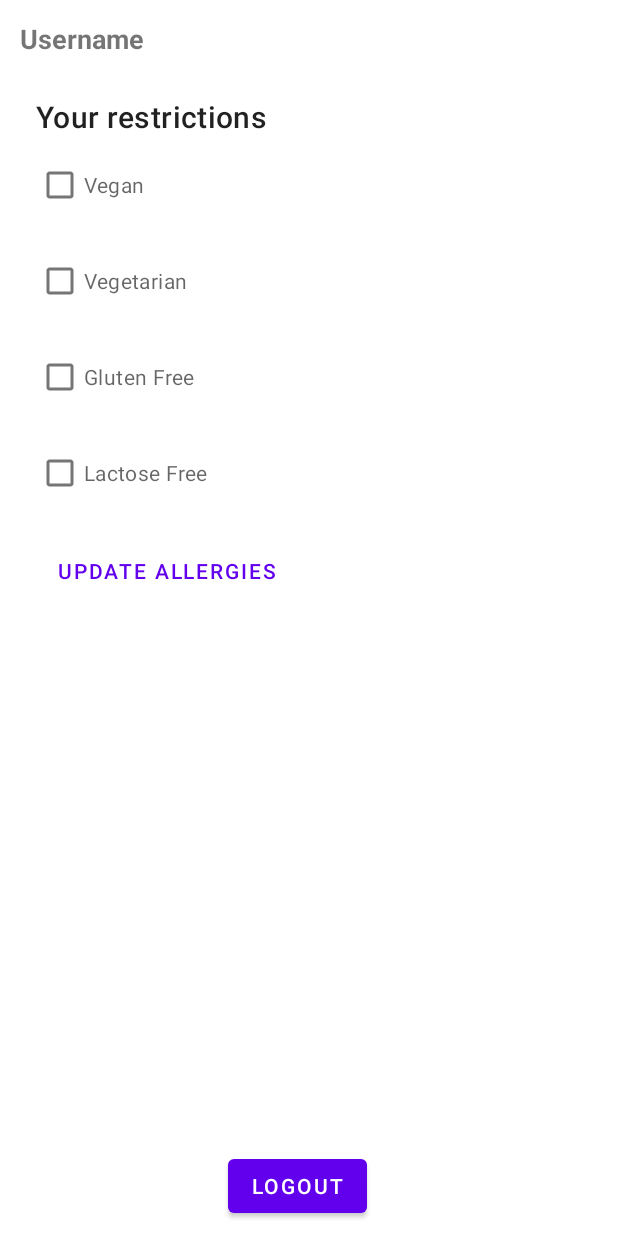
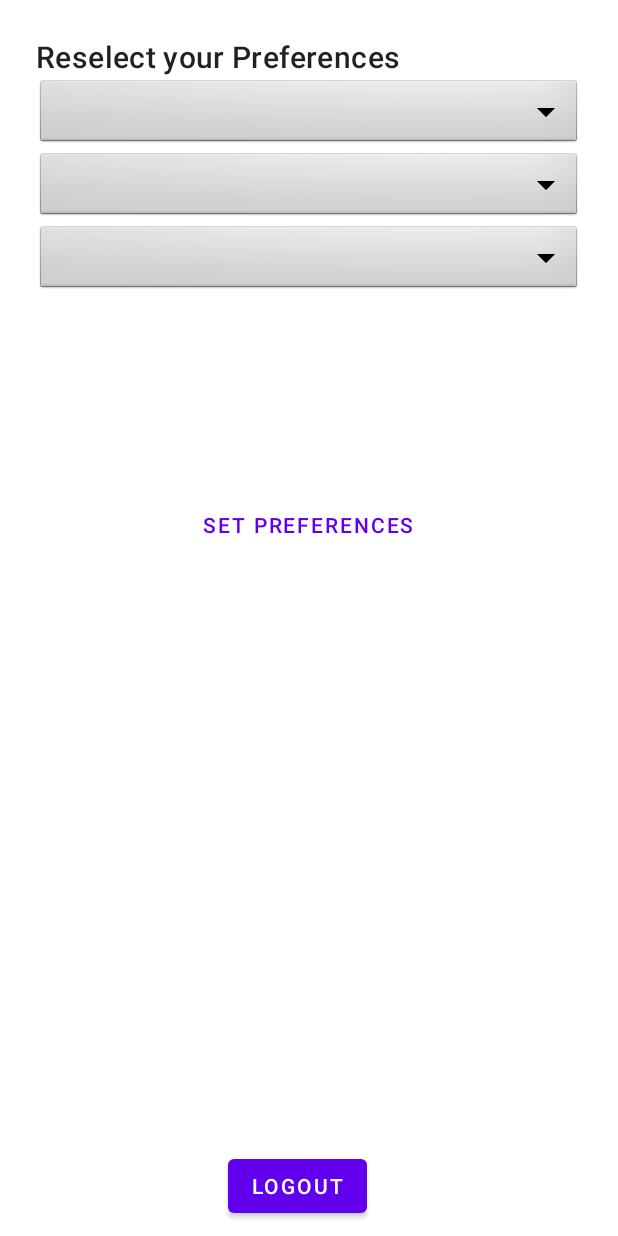
Before and after one commit to beatrice-casey/PennAppHack, an Android app: the layout fragment_settings.xml on its own in the app's theme, with its tools: preview values and no code run, on a phone screen of 412 x 824 dp. Run offline under Robolectric (Android 15) with nearby library versions, the phone set to English and light mode, and no system bars.

Commit message:
settings page and readme

```diff
--- a/app/src/main/res/layout/fragment_settings.xml
+++ b/app/src/main/res/layout/fragment_settings.xml
@@ -5,7 +5,6 @@
     android:layout_height="match_parent"
     android:layout_margin="8dp"
     tools:context=".settings.SettingsFragment">
-
 
     <Button
         android:id="@+id/btnLogout"
@@ -19,95 +18,63 @@
         android:gravity="center"
         android:text="Logout" />
 
-    <TextView
-        android:id="@+id/textView"
-        android:layout_width="wrap_content"
-        android:layout_height="wrap_content"
-        android:layout_alignParentStart="true"
-        android:layout_alignParentTop="true"
-        android:layout_marginStart="5dp"
-        android:layout_marginTop="5dp"
-        android:textSize="18sp"
-        android:textStyle="bold"
-        tools:text="Username" />
-
     <LinearLayout
-        android:id="@+id/selectionLayout"
         android:layout_width="match_parent"
         android:layout_height="wrap_content"
-        android:layout_below="@+id/textView"
-        android:layout_alignParentStart="true"
-        android:layout_marginTop="10dp"
         android:orientation="vertical"
         android:padding="16dp">
 
         <!-- Title, secondary and supporting text -->
+
         <TextView
-            android:id="@+id/tvAllergies"
+            android:id="@+id/tvSelectPreferences"
             android:layout_width="wrap_content"
             android:layout_height="wrap_content"
-            android:text="Your restrictions"
+            android:text="Reselect your Preferences"
             android:textAppearance="?attr/textAppearanceHeadline6" />
 
-        <CheckBox
-            android:id="@+id/cbVegan"
-            android:layout_width="wrap_content"
+        <Spinner
+            android:id="@+id/timeDrop"
+            android:layout_width="match_parent"
             android:layout_height="wrap_content"
-            android:layout_marginTop="8dp"
-            android:text="Vegan"
-            android:textAppearance="?attr/textAppearanceBody2"
-            android:textColor="?android:attr/textColorSecondary" />
+            android:spinnerMode="dropdown"
+            android:background="@android:drawable/btn_dropdown"
+            tools:visibility="visible" />
 
-        <CheckBox
-            android:id="@+id/cbVegetarian"
-            android:layout_width="wrap_content"
+        <Spinner
+            android:id="@+id/priceDrop"
+            android:layout_width="match_parent"
             android:layout_height="wrap_content"
-            android:layout_marginTop="16dp"
-            android:text="Vegetarian"
-            android:textAppearance="?attr/textAppearanceBody2"
-            android:textColor="?android:attr/textColorSecondary" />
+            android:spinnerMode="dropdown"
+            android:background="@android:drawable/btn_dropdown"
+            tools:visibility="visible" />
 
-        <CheckBox
-            android:id="@+id/cbGlutenFree"
-            android:layout_width="wrap_content"
+        <Spinner
+            android:id="@+id/accessDrop"
+            android:layout_width="match_parent"
             android:layout_height="wrap_content"
-            android:layout_marginTop="16dp"
-            android:text="Gluten Free"
-            android:textAppearance="?attr/textAppearanceBody2"
-            android:textColor="?android:attr/textColorSecondary" />
+            android:spinnerMode="dropdown"
+            android:background="@android:drawable/btn_dropdown"
+            tools:visibility="visible" />
+    </LinearLayout>
 
-        <CheckBox
-            android:id="@+id/cbLactoseFree"
-            android:layout_width="wrap_content"
-            android:layout_height="wrap_content"
-            android:layout_marginTop="16dp"
-            android:text="Lactose Free"
-            android:textAppearance="?attr/textAppearanceBody2"
-            android:textColor="?android:attr/textColorSecondary" />
+    <LinearLayout
+        android:layout_width="wrap_content"
+        android:layout_height="wrap_content"
+        android:layout_margin="8dp"
+        android:orientation="vertical">
 
+    </LinearLayout>
 
-        <!-- Buttons -->
-        <LinearLayout
-            android:layout_width="wrap_content"
-            android:layout_height="56dp"
-            android:layout_alignParentStart="true"
-            android:layout_marginTop="8dp"
-            android:layout_marginEnd="8dp"
-            android:layout_marginBottom="8dp"
-            android:orientation="vertical">
-
-            <com.google.android.material.button.MaterialButton
-                android:id="@+id/btnUpdateAllergies"
-                style="?attr/borderlessButtonStyle"
-                android:layout_width="173dp"
-                android:layout_height="56dp"
-
-                android:layout_alignParentStart="true"
-                android:layout_alignParentBottom="true"
-                android:layout_marginTop="5dp"
-                android:layout_marginBottom="312dp"
-                android:text="Update Allergies" />
-
-        </LinearLayout>
-    </LinearLayout>
+    <com.google.android.material.button.MaterialButton
+        android:id="@+id/btnSetPreferences"
+        style="?attr/borderlessButtonStyle"
+        android:layout_width="wrap_content"
+        android:layout_height="wrap_content"
+        android:layout_alignParentBottom="true"
+        android:layout_centerHorizontal="true"
+        android:layout_marginEnd="8dp"
+        android:layout_marginRight="8dp"
+        android:layout_marginBottom="442dp"
+        android:text="Set Preferences" />
 </RelativeLayout>
```
Also changed, not shown: 1 other file.
